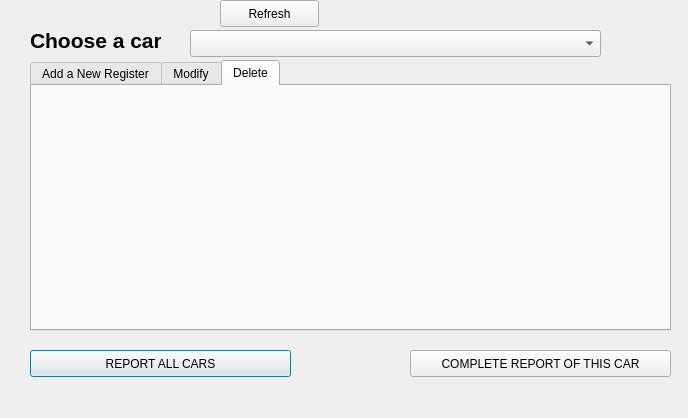
Qt form FuelMonitor/savecars.ui (nelcar/Fuel-Monitoring) before a commit.
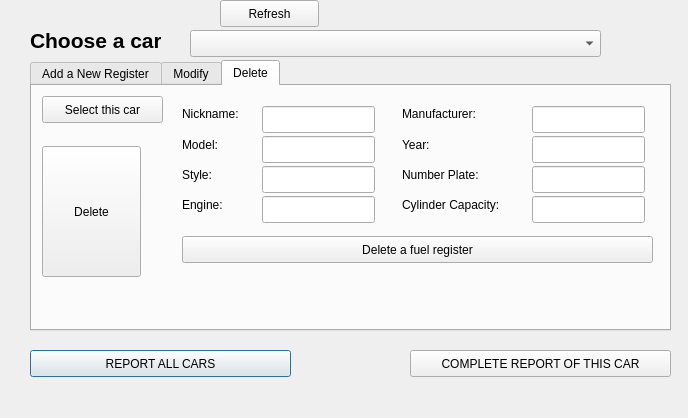
The same form after that commit. The open tabs and pages were chosen to show the change.

```diff
--- a/FuelMonitor/savecars.ui
+++ b/FuelMonitor/savecars.ui
@@ -487,6 +487,229 @@
     <attribute name="title">
      <string>Delete</string>
     </attribute>
+    <widget class="QLabel" name="label_14">
+     <property name="geometry">
+      <rect>
+       <x>370</x>
+       <y>20</y>
+       <width>101</width>
+       <height>16</height>
+      </rect>
+     </property>
+     <property name="text">
+      <string>Manufacturer:</string>
+     </property>
+    </widget>
+    <widget class="QLabel" name="label_15">
+     <property name="geometry">
+      <rect>
+       <x>370</x>
+       <y>50</y>
+       <width>67</width>
+       <height>17</height>
+      </rect>
+     </property>
+     <property name="text">
+      <string>Year:</string>
+     </property>
+    </widget>
+    <widget class="QLineEdit" name="lineEdit_9">
+     <property name="geometry">
+      <rect>
+       <x>230</x>
+       <y>110</y>
+       <width>113</width>
+       <height>27</height>
+      </rect>
+     </property>
+    </widget>
+    <widget class="QLabel" name="label_16">
+     <property name="geometry">
+      <rect>
+       <x>370</x>
+       <y>80</y>
+       <width>101</width>
+       <height>17</height>
+      </rect>
+     </property>
+     <property name="text">
+      <string>Number Plate:</string>
+     </property>
+    </widget>
+    <widget class="QPushButton" name="pushButton_8">
+     <property name="geometry">
+      <rect>
+       <x>10</x>
+       <y>60</y>
+       <width>99</width>
+       <height>131</height>
+      </rect>
+     </property>
+     <property name="text">
+      <string>Delete</string>
+     </property>
+    </widget>
+    <widget class="QPushButton" name="pushButton_9">
+     <property name="geometry">
+      <rect>
+       <x>10</x>
+       <y>10</y>
+       <width>121</width>
+       <height>27</height>
+      </rect>
+     </property>
+     <property name="text">
+      <string>Select this car</string>
+     </property>
+    </widget>
+    <widget class="QLineEdit" name="lineEdit_10">
+     <property name="geometry">
+      <rect>
+       <x>500</x>
+       <y>50</y>
+       <width>113</width>
+       <height>27</height>
+      </rect>
+     </property>
+    </widget>
+    <widget class="QLabel" name="label_17">
+     <property name="geometry">
+      <rect>
+       <x>150</x>
+       <y>110</y>
+       <width>67</width>
+       <height>17</height>
+      </rect>
+     </property>
+     <property name="text">
+      <string>Engine:</string>
+     </property>
+    </widget>
+    <widget class="QLabel" name="label_18">
+     <property name="geometry">
+      <rect>
+       <x>150</x>
+       <y>50</y>
+       <width>61</width>
+       <height>17</height>
+      </rect>
+     </property>
+     <property name="text">
+      <string>Model:</string>
+     </property>
+    </widget>
+    <widget class="QLineEdit" name="lineEdit_11">
+     <property name="geometry">
+      <rect>
+       <x>500</x>
+       <y>80</y>
+       <width>113</width>
+       <height>27</height>
+      </rect>
+     </property>
+    </widget>
+    <widget class="QLineEdit" name="lineEdit_12">
+     <property name="geometry">
+      <rect>
+       <x>500</x>
+       <y>110</y>
+       <width>113</width>
+       <height>27</height>
+      </rect>
+     </property>
+    </widget>
+    <widget class="QLineEdit" name="lineEdit_13">
+     <property name="geometry">
+      <rect>
+       <x>500</x>
+       <y>20</y>
+       <width>113</width>
+       <height>27</height>
+      </rect>
+     </property>
+    </widget>
+    <widget class="QLabel" name="label_19">
+     <property name="geometry">
+      <rect>
+       <x>150</x>
+       <y>80</y>
+       <width>51</width>
+       <height>17</height>
+      </rect>
+     </property>
+     <property name="text">
+      <string>Style:</string>
+     </property>
+    </widget>
+    <widget class="QPushButton" name="pushButton_10">
+     <property name="geometry">
+      <rect>
+       <x>150</x>
+       <y>150</y>
+       <width>471</width>
+       <height>27</height>
+      </rect>
+     </property>
+     <property name="text">
+      <string>Delete a fuel register</string>
+     </property>
+    </widget>
+    <widget class="QLabel" name="label_20">
+     <property name="geometry">
+      <rect>
+       <x>150</x>
+       <y>20</y>
+       <width>71</width>
+       <height>16</height>
+      </rect>
+     </property>
+     <property name="text">
+      <string>Nickname:</string>
+     </property>
+    </widget>
+    <widget class="QLineEdit" name="lineEdit_14">
+     <property name="geometry">
+      <rect>
+       <x>230</x>
+       <y>20</y>
+       <width>113</width>
+       <height>27</height>
+      </rect>
+     </property>
+    </widget>
+    <widget class="QLineEdit" name="lineEdit_15">
+     <property name="geometry">
+      <rect>
+       <x>230</x>
+       <y>50</y>
+       <width>113</width>
+       <height>27</height>
+      </rect>
+     </property>
+    </widget>
+    <widget class="QLabel" name="label_21">
+     <property name="geometry">
+      <rect>
+       <x>370</x>
+       <y>110</y>
+       <width>131</width>
+       <height>17</height>
+      </rect>
+     </property>
+     <property name="text">
+      <string>Cylinder Capacity:</string>
+     </property>
+    </widget>
+    <widget class="QLineEdit" name="lineEdit_16">
+     <property name="geometry">
+      <rect>
+       <x>230</x>
+       <y>80</y>
+       <width>113</width>
+       <height>27</height>
+      </rect>
+     </property>
+    </widget>
    </widget>
   </widget>
   <widget class="QPushButton" name="pushButton_4">
```
Left out of the diff: 2 changed lines with no effect on the pictures.
